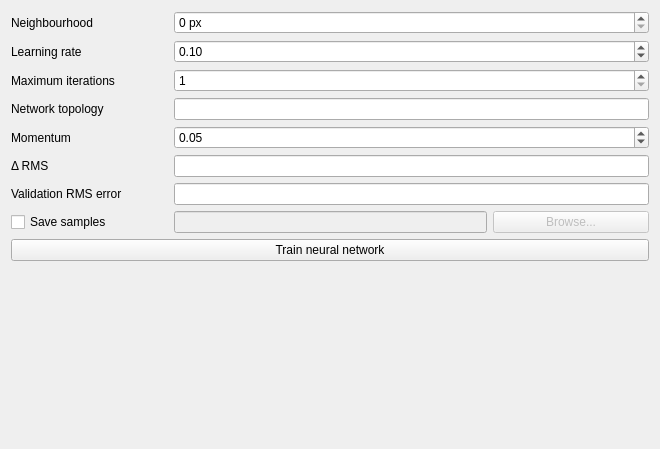
nextgis/qgis_molusce, file ui/neuralnetworkwidgetbase.ui: the form before one commit.
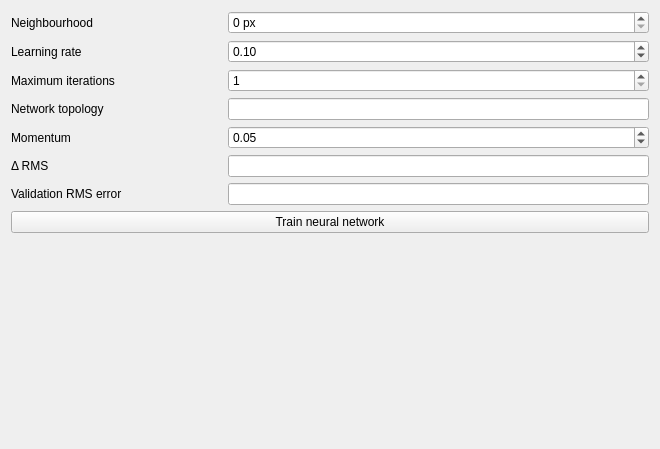
The form after the commit.

Commit message: Save samples into Esri shpfile

Patch:
```diff
--- a/ui/neuralnetworkwidgetbase.ui
+++ b/ui/neuralnetworkwidgetbase.ui
@@ -29,7 +29,7 @@
    </item>
    <item row="0" column="0">
     <layout class="QGridLayout" name="gridLayout">
-     <item row="8" column="0" colspan="4">
+     <item row="7" column="0" colspan="3">
       <widget class="QPushButton" name="btnTrainNetwork">
        <property name="text">
         <string>Train neural network</string>
@@ -50,7 +50,7 @@
        </property>
       </widget>
      </item>
-     <item row="0" column="1" colspan="3">
+     <item row="0" column="1" colspan="2">
       <widget class="QSpinBox" name="spnNeigbourhood">
        <property name="suffix">
         <string> px</string>
@@ -63,7 +63,7 @@
        </property>
       </widget>
      </item>
-     <item row="2" column="1" colspan="3">
+     <item row="2" column="1" colspan="2">
       <widget class="QSpinBox" name="spnMaxIterations">
        <property name="minimum">
         <number>1</number>
@@ -73,24 +73,7 @@
        </property>
       </widget>
      </item>
-     <item row="7" column="1" colspan="2">
-      <widget class="QLineEdit" name="leSamplesPath">
-       <property name="enabled">
-        <bool>false</bool>
-       </property>
-      </widget>
-     </item>
-     <item row="7" column="3">
-      <widget class="QPushButton" name="btnSelectSamples">
-       <property name="enabled">
-        <bool>false</bool>
-       </property>
-       <property name="text">
-        <string>Browse...</string>
-       </property>
-      </widget>
-     </item>
-     <item row="1" column="1" colspan="3">
+     <item row="1" column="1" colspan="2">
       <widget class="QDoubleSpinBox" name="spnLearnRate">
        <property name="decimals">
         <number>2</number>
@@ -109,13 +92,6 @@
        </property>
       </widget>
      </item>
-     <item row="7" column="0">
-      <widget class="QCheckBox" name="chkSaveSamples">
-       <property name="text">
-        <string>Save samples</string>
-       </property>
-      </widget>
-     </item>
      <item row="0" column="0">
       <widget class="QLabel" name="label">
        <property name="text">
@@ -130,7 +106,7 @@
        </property>
       </widget>
      </item>
-     <item row="4" column="1" colspan="3">
+     <item row="4" column="1" colspan="2">
       <widget class="QDoubleSpinBox" name="spnMomentum">
        <property name="minimum">
         <double>0.010000000000000</double>
@@ -153,10 +129,10 @@
        </property>
       </widget>
      </item>
-     <item row="3" column="1" colspan="3">
+     <item row="3" column="1" colspan="2">
       <widget class="QLineEdit" name="leTopology"/>
      </item>
-     <item row="5" column="1" colspan="3">
+     <item row="5" column="1" colspan="2">
       <widget class="QLineEdit" name="leDeltaRMS">
        <property name="readOnly">
         <bool>true</bool>
@@ -177,7 +153,7 @@
        </property>
       </widget>
      </item>
-     <item row="6" column="1" colspan="3">
+     <item row="6" column="1" colspan="2">
       <widget class="QLineEdit" name="leValidationError">
        <property name="readOnly">
         <bool>true</bool>
```
The commit also changes 4 other files.
